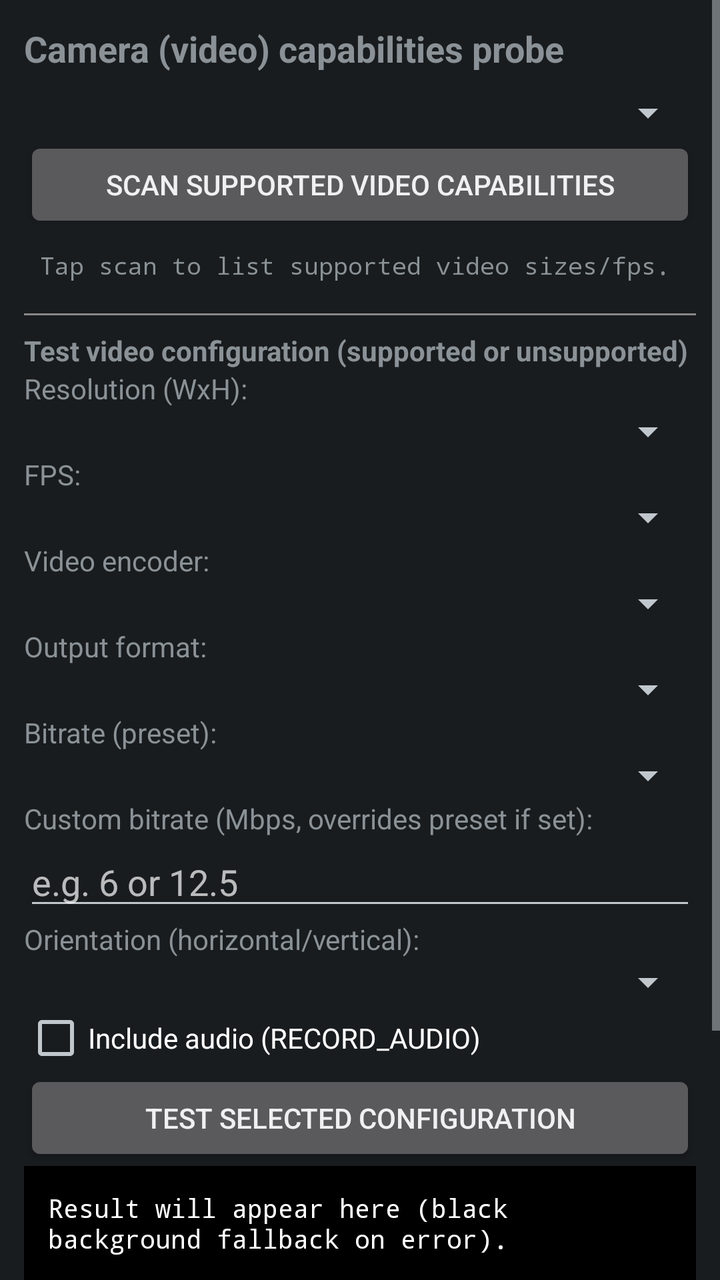
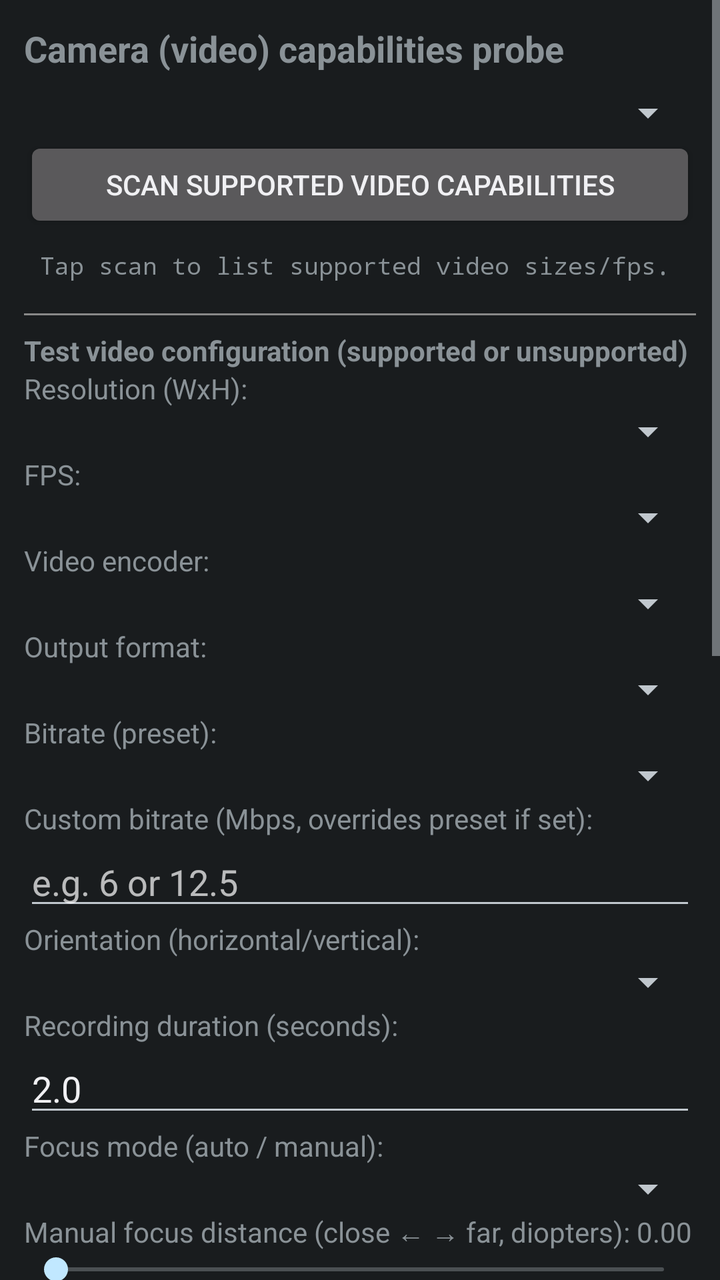

Screens rendered from an Android XML layout before and after an edit, with the pre-edit source and the edit as a unified diff.
<!-- AndroidManifest.xml: application theme android:Theme.DeviceDefault.NoActionBar -->
<!-- res/layout/activity_main.xml -->
<?xml version="1.0" encoding="utf-8"?>
<ScrollView xmlns:android="http://schemas.android.com/apk/res/android"
    android:layout_width="match_parent"
    android:layout_height="match_parent"
    android:fillViewport="true">

    <LinearLayout
        android:layout_width="match_parent"
        android:layout_height="wrap_content"
        android:orientation="vertical"
        android:padding="12dp">

        <TextView
            android:layout_width="match_parent"
            android:layout_height="wrap_content"
            android:text="Camera (video) capabilities probe"
            android:textStyle="bold"
            android:textSize="18sp"
            android:paddingBottom="8dp" />

        <Spinner
            android:id="@+id/camera_spinner"
            android:layout_width="match_parent"
            android:layout_height="wrap_content" />

        <Button
            android:id="@+id/btn_scan"
            android:layout_width="match_parent"
            android:layout_height="wrap_content"
            android:text="Scan supported video capabilities" />

        <TextView
            android:id="@+id/supported_text"
            android:layout_width="match_parent"
            android:layout_height="wrap_content"
            android:textIsSelectable="true"
            android:typeface="monospace"
            android:textSize="12sp"
            android:padding="8dp"
            android:text="Tap scan to list supported video sizes/fps." />

        <View
            android:layout_width="match_parent"
            android:layout_height="1dp"
            android:background="#888888"
            android:layout_marginTop="8dp"
            android:layout_marginBottom="8dp" />

        <TextView
            android:layout_width="match_parent"
            android:layout_height="wrap_content"
            android:text="Test video configuration (supported or unsupported)"
            android:textStyle="bold" />

        <TextView android:layout_width="match_parent" android:layout_height="wrap_content" android:text="Resolution (WxH):" />
        <Spinner android:id="@+id/res_spinner" android:layout_width="match_parent" android:layout_height="wrap_content" />

        <TextView android:layout_width="match_parent" android:layout_height="wrap_content" android:text="FPS:" />
        <Spinner android:id="@+id/fps_spinner" android:layout_width="match_parent" android:layout_height="wrap_content" />

        <TextView android:layout_width="match_parent" android:layout_height="wrap_content" android:text="Video encoder:" />
        <Spinner android:id="@+id/encoder_spinner" android:layout_width="match_parent" android:layout_height="wrap_content" />

        <TextView android:layout_width="match_parent" android:layout_height="wrap_content" android:text="Output format:" />
        <Spinner android:id="@+id/format_spinner" android:layout_width="match_parent" android:layout_height="wrap_content" />

        <TextView android:layout_width="match_parent" android:layout_height="wrap_content" android:text="Bitrate (preset):" />
        <Spinner android:id="@+id/bitrate_spinner" android:layout_width="match_parent" android:layout_height="wrap_content" />

        <TextView android:layout_width="match_parent" android:layout_height="wrap_content" android:text="Custom bitrate (Mbps, overrides preset if set):" />
        <EditText
            android:id="@+id/bitrate_mbps"
            android:layout_width="match_parent"
            android:layout_height="wrap_content"
            android:inputType="numberDecimal"
            android:hint="e.g. 6 or 12.5" />

        <TextView android:layout_width="match_parent" android:layout_height="wrap_content" android:text="Orientation (horizontal/vertical):" />
        <Spinner android:id="@+id/orientation_spinner" android:layout_width="match_parent" android:layout_height="wrap_content" />

        <CheckBox
            android:id="@+id/cb_audio"
            android:layout_width="match_parent"
            android:layout_height="wrap_content"
            android:text="Include audio (RECORD_AUDIO)"
            android:checked="false" />

        <Button
            android:id="@+id/btn_test"
            android:layout_width="match_parent"
            android:layout_height="wrap_content"
            android:text="Test selected configuration" />

        <TextView
            android:id="@+id/result_text"
            android:layout_width="match_parent"
            android:layout_height="wrap_content"
            android:minHeight="200dp"
            android:padding="12dp"
            android:textIsSelectable="true"
            android:typeface="monospace"
            android:textSize="13sp"
            android:background="#000000"
            android:textColor="#FFFFFF"
            android:text="Result will appear here (black background fallback on error)." />

    </LinearLayout>
</ScrollView>
<!-- resources referenced by this layout -->
<resources>

</resources>

<!-- the commit's change to res/layout/activity_main.xml (unified diff, before → after) -->
@@ -78,6 +78,36 @@
         <TextView android:layout_width="match_parent" android:layout_height="wrap_content" android:text="Orientation (horizontal/vertical):" />
         <Spinner android:id="@+id/orientation_spinner" android:layout_width="match_parent" android:layout_height="wrap_content" />
 
+        <TextView android:layout_width="match_parent" android:layout_height="wrap_content" android:text="Recording duration (seconds):" />
+        <EditText
+            android:id="@+id/duration_sec"
+            android:layout_width="match_parent"
+            android:layout_height="wrap_content"
+            android:inputType="numberDecimal"
+            android:hint="e.g. 2.0"
+            android:text="2.0" />
+
+        <TextView android:layout_width="match_parent" android:layout_height="wrap_content" android:text="Focus mode (auto / manual):" />
+        <Spinner android:id="@+id/focus_mode_spinner" android:layout_width="match_parent" android:layout_height="wrap_content" />
+
+        <TextView
+            android:id="@+id/focus_dist_label"
+            android:layout_width="match_parent"
+            android:layout_height="wrap_content"
+            android:text="Manual focus distance (close ← → far, diopters): 0.00" />
+        <SeekBar
+            android:id="@+id/focus_dist_seek"
+            android:layout_width="match_parent"
+            android:layout_height="wrap_content"
+            android:max="1000" />
+        <TextView
+            android:id="@+id/focus_info_text"
+            android:layout_width="match_parent"
+            android:layout_height="wrap_content"
+            android:textSize="12sp"
+            android:typeface="monospace"
+            android:text="Focus range: scan camera to see supported modes/distances." />
+
         <CheckBox
             android:id="@+id/cb_audio"
             android:layout_width="match_parent"
@@ -85,11 +115,89 @@
             android:text="Include audio (RECORD_AUDIO)"
             android:checked="false" />
 
+        <View
+            android:layout_width="match_parent"
+            android:layout_height="1dp"
+            android:background="#888888"
+            android:layout_marginTop="8dp"
+            android:layout_marginBottom="8dp" />
+
+        <TextView
+            android:layout_width="match_parent"
+            android:layout_height="wrap_content"
+            android:text="Presets (save / load / rename)"
+            android:textStyle="bold" />
+
+        <Spinner
+            android:id="@+id/preset_spinner"
+            android:layout_width="match_parent"
+            android:layout_height="wrap_content" />
+
+        <EditText
+            android:id="@+id/preset_name"
+            android:layout_width="match_parent"
+            android:layout_height="wrap_content"
+            android:hint="Preset name" />
+
+        <LinearLayout
+            android:layout_width="match_parent"
+            android:layout_height="wrap_content"
+            android:orientation="horizontal">
+
+            <Button
+                android:id="@+id/btn_preset_save"
+                android:layout_width="0dp"
+                android:layout_height="wrap_content"
+                android:layout_weight="1"
+                android:text="Save" />
+
+            <Button
+                android:id="@+id/btn_preset_load"
+                android:layout_width="0dp"
+                android:layout_height="wrap_content"
+                android:layout_weight="1"
+                android:text="Load" />
+
+            <Button
+                android:id="@+id/btn_preset_rename"
+                android:layout_width="0dp"
+                android:layout_height="wrap_content"
+                android:layout_weight="1"
+                android:text="Rename" />
+        </LinearLayout>
+
+        <View
+            android:layout_width="match_parent"
+            android:layout_height="1dp"
+            android:background="#888888"
+            android:layout_marginTop="8dp"
+            android:layout_marginBottom="8dp" />
+
         <Button
             android:id="@+id/btn_test"
             android:layout_width="match_parent"
             android:layout_height="wrap_content"
             android:text="Test selected configuration" />
+
+        <TextView
+            android:layout_width="match_parent"
+            android:layout_height="wrap_content"
+            android:text="Live sensor metadata (updates in place)"
+            android:textStyle="bold"
+            android:paddingTop="8dp" />
+
+        <TextView
+            android:id="@+id/live_meta_text"
+            android:layout_width="match_parent"
+            android:layout_height="wrap_content"
+            android:minHeight="90dp"
+            android:padding="8dp"
+            android:textIsSelectable="true"
+            android:typeface="monospace"
+            android:textSize="12sp"
+            android:background="#102030"
+            android:textColor="#A0E0FF"
+            android:text="Idle" />
 
         <TextView
             android:id="@+id/result_text"
